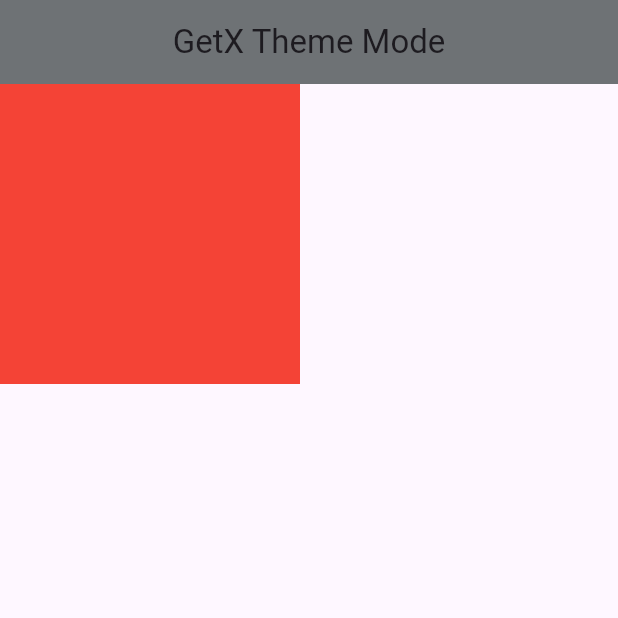
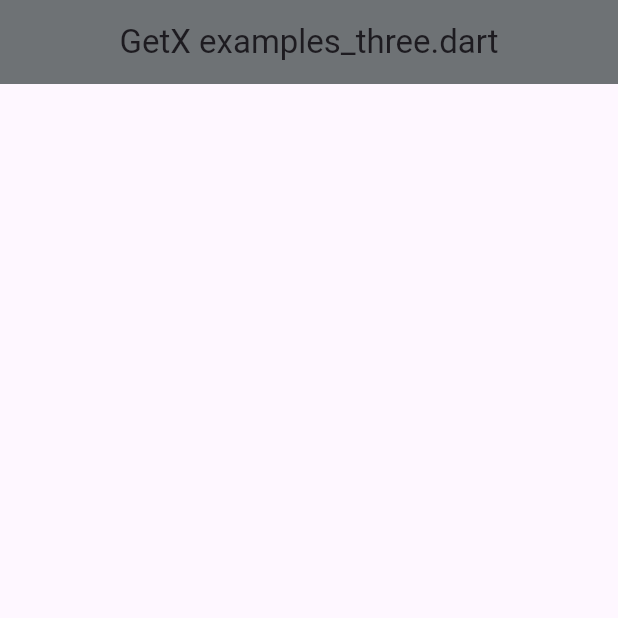
Before and after one commit to Umair-Amjad-Ali/Getx, a Flutter app: the screen it shows after launch, on a phone screen of 412 x 824 dp, the top half of it. Run offline on Flutter 3.47's test engine with Material 3 defaults, Android fonts, the phone set to English and light mode, and no system bars; our stand-ins replace get.

Commit message:
`Refactor: Replace ScreenThree with ExamplesThree in main.dart and update dependencies in screen_three.dart`

```diff
--- /dev/null
+++ b/lib/examples_three.dart
@@ -0,0 +1,24 @@
+import "package:flutter/material.dart";
+
+class ExamplesThree extends StatefulWidget {
+  const ExamplesThree({super.key});
+
+  @override
+  State<ExamplesThree> createState() => _ExamplesThreeState();
+}
+
+class _ExamplesThreeState extends State<ExamplesThree> {
+  @override
+  Widget build(BuildContext context) {
+    return Scaffold(
+      appBar: AppBar(
+        centerTitle: true,
+        backgroundColor: const Color.fromARGB(255, 110, 114, 117),
+        title: const Text('GetX examples_three.dart'),
+      ),
+      body: Column(
+        children: [],
+      ),
+    );
+  }
+}
--- a/lib/main.dart
+++ b/lib/main.dart
@@ -1,7 +1,6 @@
 import 'package:flutter/material.dart';
 import 'package:get/get.dart';
-
-import 'package:get_x/utilities/screen_three.dart';
+import 'package:get_x/examples_three.dart';
 
 void main() {
   runApp(const MyApp());
@@ -18,7 +17,7 @@ class MyApp extends StatelessWidget {
       theme: ThemeData.light(), // Default light theme
       darkTheme: ThemeData.dark(), // Dark theme
       themeMode: ThemeMode.system, // System default theme
-      home: const ScreenThree(),
+      home: const ExamplesThree(),
     );
   }
 }
```
Also changed, not shown: lib/utilities/screen_three.dart (+22 -3 lines), lib/utilities/screen_three_controller.dart (added, +9 -0 lines).
